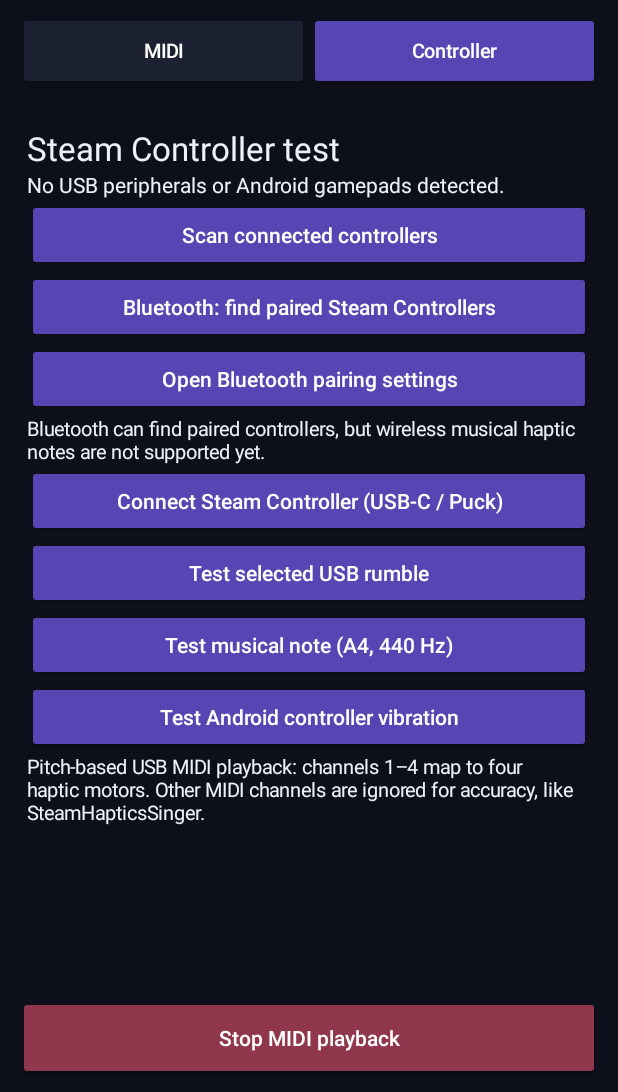
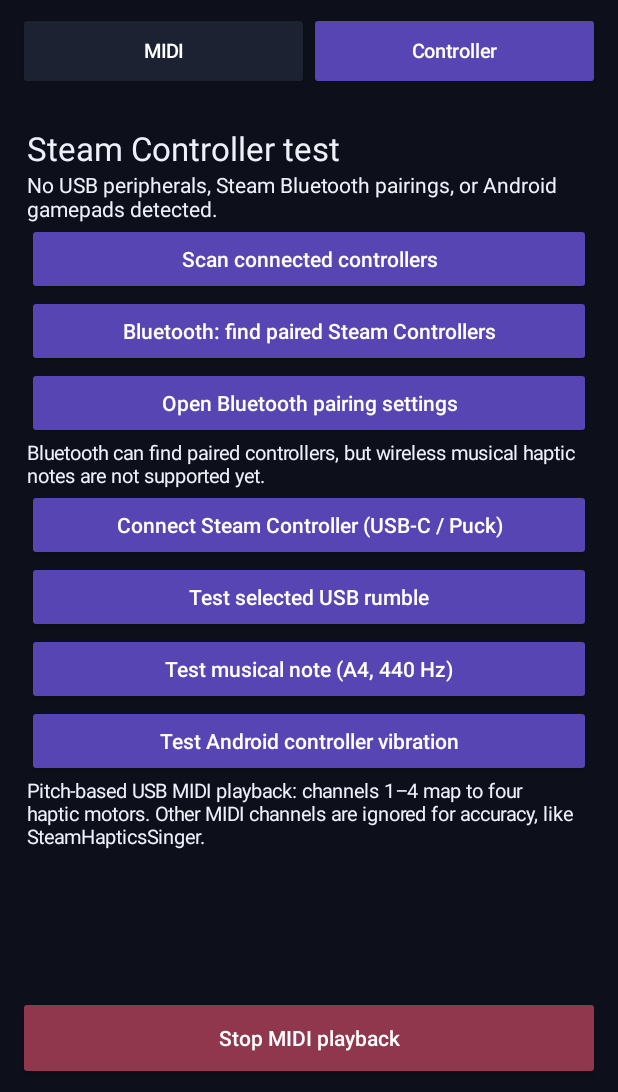
Before and after one commit to Galax71/SteamHapticsSinger-Android, an Android app: the screen it shows after launch (MainActivity), after a tap on "Scan connected controllers", on a phone screen of 412 x 824 dp, the part 144-1236 px from its top. Run offline under Robolectric (Android 15) with nearby library versions, the phone set to English and light mode, and no system bars; 2 other taps on this screen came first.

Commit message:
fix(android): show Bluetooth Steam devices in scan, distinguish paired versus active input, fix newline formatting

```diff
--- a/app/src/main/java/com/galax71/steamhapticssinger/MainActivity.kt
+++ b/app/src/main/java/com/galax71/steamhapticssinger/MainActivity.kt
@@ -603,11 +603,11 @@ class MainActivity : Activity() {
             controllerStatus.text = if (paired.isEmpty()) {
                 "No paired Bluetooth devices found. Use Open Bluetooth pairing settings first."
             } else {
-                "Paired Bluetooth devices (pairing does not prove active connection):\\n" +
-                    paired.joinToString("\\n") { device ->
+                "Paired Bluetooth devices (pairing does not prove active connection):\n" +
+                    paired.joinToString("\n") { device ->
                         (device.name ?: "Unnamed device") +
                             if (device.name?.contains("Steam", ignoreCase = true) == true) " [Steam candidate]" else ""
-                    } + "\\nBluetooth musical haptic output is not implemented; use USB-C or Steam Puck for experimental MIDI notes."
+                    } + "\nBluetooth musical haptic output is not implemented; use USB-C or Steam Puck for experimental MIDI notes."
             }
         } catch (e: SecurityException) {
             controllerStatus.text = "Bluetooth permission denied: ${e.message}"
@@ -647,8 +647,10 @@ class MainActivity : Activity() {
                 "Steam Puck selected. " + puck.connect()
             receiver != null ->
                 "Steam Puck detected (28DE:1304). Grant USB permission to enable MIDI haptics."
+            pairedSteam.isNotEmpty() && gamepads.any { it.name.contains("Steam", true) } ->
+                "Steam Controller is paired over Bluetooth and Android exposes a Steam gamepad input device. Input is available; wireless musical HID output is not implemented."
             pairedSteam.isNotEmpty() ->
-                "Paired Steam Bluetooth controller found. Bluetooth musical note output requires a verified HID transport."
+                "Steam Controller paired over Bluetooth, but no matching active Android gamepad input device was detected. Bluetooth musical HID output is not implemented."
             gamepads.isNotEmpty() ->
                 "Android gamepad found: ${gamepads.first().name}. MIDI pitch output is not available over Android's generic vibrator API."
             else -> "No supported Steam Controller connection detected."
@@ -774,7 +776,15 @@ class MainActivity : Activity() {
                 lines.add("Gamepad: ${d.name} (VID=%04X PID=%04X)".format(d.vendorId, d.productId))
             }
         }
-        controllerStatus.text = if (lines.isEmpty()) "No USB peripherals or Android gamepads detected." else lines.joinToString("\n")
+        val pairedSteamNames = if (Build.VERSION.SDK_INT < 31 ||
+            checkSelfPermission(Manifest.permission.BLUETOOTH_CONNECT) == PackageManager.PERMISSION_GRANTED) {
+            try {
+                (getSystemService(BLUETOOTH_SERVICE) as? BluetoothManager)?.adapter?.bondedDevices
+                    ?.mapNotNull { it.name }?.filter { it.contains("Steam", ignoreCase = true) }.orEmpty()
+            } catch (_: SecurityException) { emptyList() }
+        } else emptyList()
+        pairedSteamNames.forEach { lines.add("Bluetooth paired: $it (paired does not guarantee connected HID output)") }
+        controllerStatus.text = if (lines.isEmpty()) "No USB peripherals, Steam Bluetooth pairings, or Android gamepads detected." else lines.joinToString("\n")
     }
 
     @Deprecated("Simple document picker for Android 8+")
```
